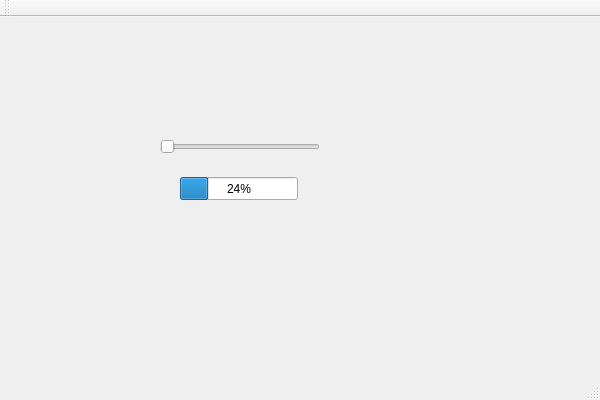
Qt form QT-TestApp/QT-TestApp/QTTestApp.ui (MysteryPizzaGuy/Crucible) before a commit.
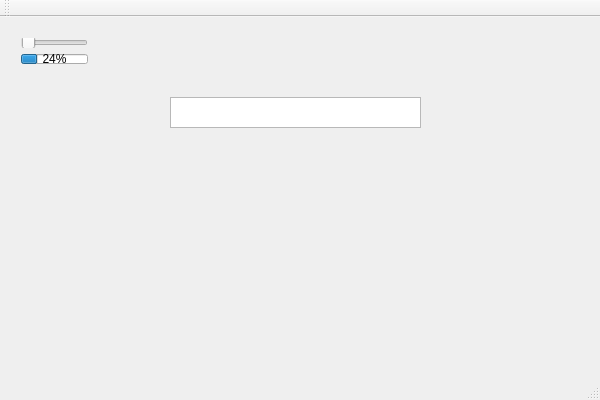
The same form after that commit.

Diff of the .ui file:
```diff
--- a/QT-TestApp/QT-TestApp/QTTestApp.ui
+++ b/QT-TestApp/QT-TestApp/QTTestApp.ui
@@ -14,31 +14,47 @@
    <string>QTTestApp</string>
   </property>
   <widget class="QWidget" name="centralWidget">
-   <widget class="QProgressBar" name="progressBar">
+   <widget class="QTextEdit" name="textEdit">
     <property name="geometry">
      <rect>
-      <x>180</x>
-      <y>160</y>
-      <width>118</width>
-      <height>23</height>
+      <x>170</x>
+      <y>80</y>
+      <width>251</width>
+      <height>31</height>
      </rect>
     </property>
-    <property name="value">
-     <number>24</number>
+    <property name="cursor" stdset="0">
+     <cursorShape>ArrowCursor</cursorShape>
+    </property>
+    <property name="focusPolicy">
+     <enum>Qt::StrongFocus</enum>
     </property>
    </widget>
-   <widget class="QSlider" name="horizontalSlider">
+   <widget class="QWidget" name="">
     <property name="geometry">
      <rect>
-      <x>160</x>
-      <y>120</y>
-      <width>160</width>
-      <height>19</height>
+      <x>10</x>
+      <y>10</y>
+      <width>89</width>
+      <height>48</height>
      </rect>
     </property>
-    <property name="orientation">
-     <enum>Qt::Horizontal</enum>
-    </property>
+    <layout class="QVBoxLayout" name="verticalLayout">
+     <item>
+      <widget class="QSlider" name="horizontalSlider">
+       <property name="orientation">
+        <enum>Qt::Horizontal</enum>
+       </property>
+      </widget>
+     </item>
+     <item>
+      <widget class="QProgressBar" name="progressBar">
+       <property name="value">
+        <number>24</number>
+       </property>
+      </widget>
+     </item>
+    </layout>
    </widget>
   </widget>
   <widget class="QMenuBar" name="menuBar">
```
